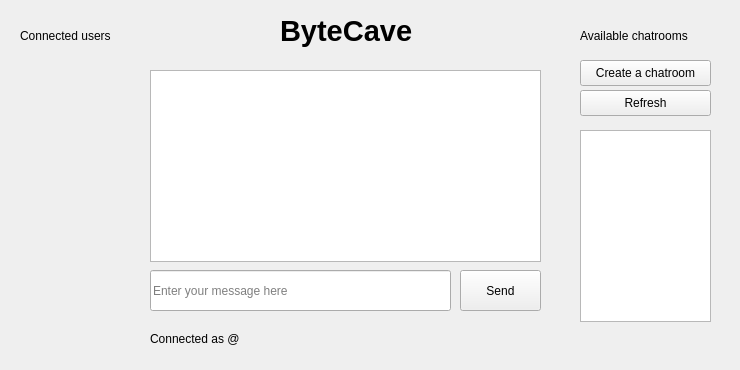
Old version of the form mainwindow.ui in the repository MohamedOuhami/ByteCaveClient.
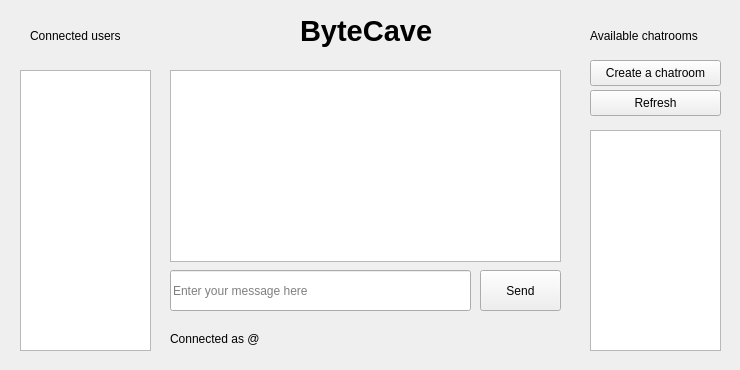
New version of the form.

The edit to the form file:
```diff
--- a/mainwindow.ui
+++ b/mainwindow.ui
@@ -17,7 +17,7 @@
    <widget class="QLabel" name="AppTitle">
     <property name="geometry">
      <rect>
-      <x>280</x>
+      <x>300</x>
       <y>10</y>
       <width>161</width>
       <height>41</height>
@@ -36,7 +36,7 @@
    <widget class="QPushButton" name="sendMessageBtn">
     <property name="geometry">
      <rect>
-      <x>460</x>
+      <x>480</x>
       <y>270</y>
       <width>81</width>
       <height>41</height>
@@ -49,7 +49,7 @@
    <widget class="QTextBrowser" name="chat">
     <property name="geometry">
      <rect>
-      <x>150</x>
+      <x>170</x>
       <y>70</y>
       <width>391</width>
       <height>192</height>
@@ -59,7 +59,7 @@
    <widget class="QLineEdit" name="messageLE">
     <property name="geometry">
      <rect>
-      <x>150</x>
+      <x>170</x>
       <y>270</y>
       <width>301</width>
       <height>41</height>
@@ -72,7 +72,7 @@
    <widget class="QLabel" name="label">
     <property name="geometry">
      <rect>
-      <x>580</x>
+      <x>590</x>
       <y>20</y>
       <width>131</width>
       <height>31</height>
@@ -85,7 +85,7 @@
    <widget class="QLabel" name="label_2">
     <property name="geometry">
      <rect>
-      <x>20</x>
+      <x>30</x>
       <y>20</y>
       <width>131</width>
       <height>31</height>
@@ -98,7 +98,7 @@
    <widget class="QLabel" name="usernameTag">
     <property name="geometry">
      <rect>
-      <x>150</x>
+      <x>170</x>
       <y>330</y>
       <width>161</width>
       <height>18</height>
@@ -111,7 +111,7 @@
    <widget class="QPushButton" name="createChatroomBtn">
     <property name="geometry">
      <rect>
-      <x>580</x>
+      <x>590</x>
       <y>60</y>
       <width>131</width>
       <height>26</height>
@@ -124,7 +124,7 @@
    <widget class="QPushButton" name="refreshChatroomsBtn">
     <property name="geometry">
      <rect>
-      <x>580</x>
+      <x>590</x>
       <y>90</y>
       <width>131</width>
       <height>26</height>
@@ -137,10 +137,20 @@
    <widget class="QListWidget" name="chatroomsList">
     <property name="geometry">
      <rect>
-      <x>580</x>
+      <x>590</x>
       <y>130</y>
       <width>131</width>
-      <height>192</height>
+      <height>221</height>
+     </rect>
+    </property>
+   </widget>
+   <widget class="QListWidget" name="usersList">
+    <property name="geometry">
+     <rect>
+      <x>20</x>
+      <y>70</y>
+      <width>131</width>
+      <height>281</height>
      </rect>
     </property>
    </widget>
```
